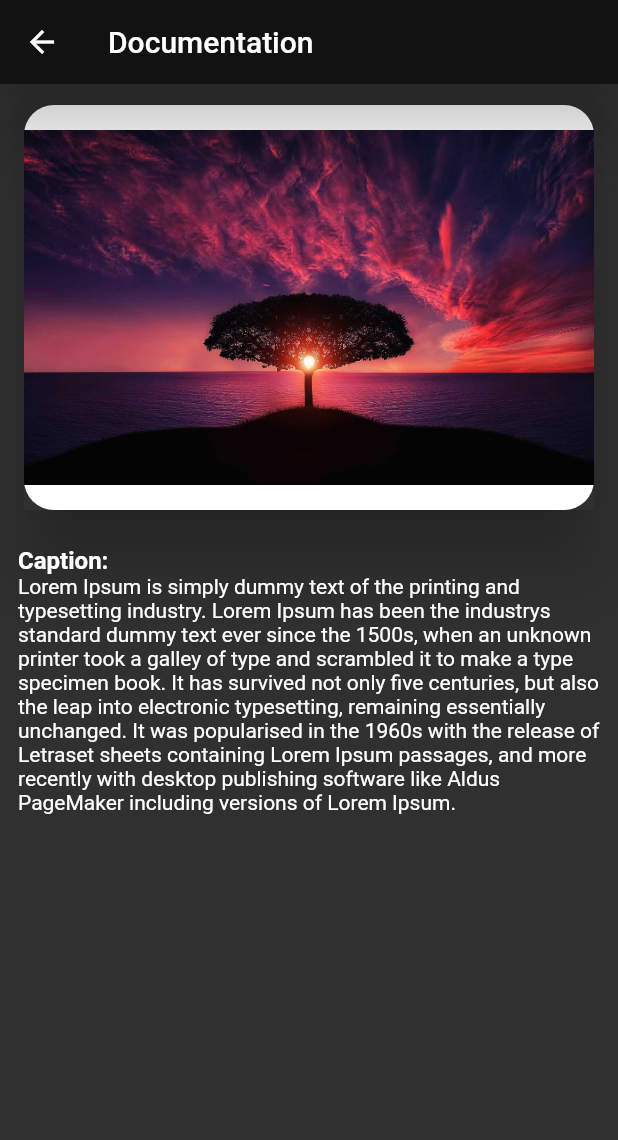
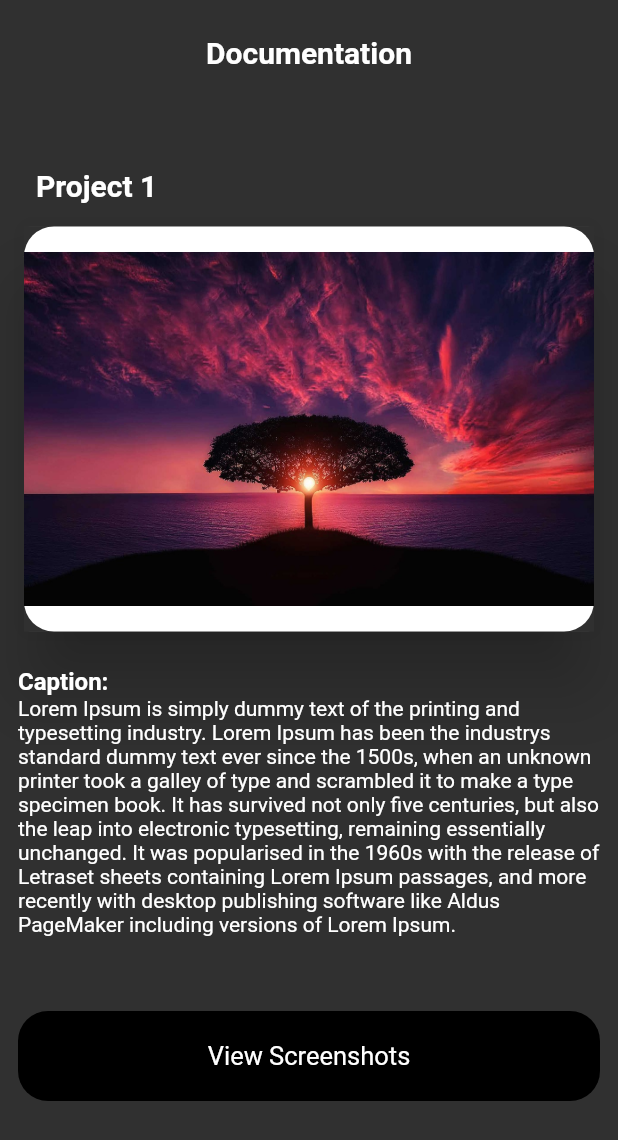
Before and after one commit to Rushabh1134/devspectrum, a Flutter app: the screen it shows after launch, after a tap on "Documentation", on a phone screen of 412 x 824 dp. Shown: the top 1140 px of the screen. Run offline on Flutter 3.47's test engine with Material 2 defaults, Android fonts, the phone set to English and light mode, and no system bars; our stand-ins replace persistent_bottom_nav_bar.

Commit message:
screenshot page done

```diff
--- a/lib/Body/bodyOfAllPages.dart
+++ b/lib/Body/bodyOfAllPages.dart
@@ -1,4 +1,3 @@
-import 'package:devspectrum/feed_page/documentation.dart';
 import 'package:devspectrum/feed_page/feed_page.dart';
 import 'package:devspectrum/post_page/post_page.dart';
 import 'package:devspectrum/settings/settings.dart';
@@ -30,7 +29,6 @@ class _BodyOfAllState extends State<BodyOfAll> {
       stateManagement: true, // Default is true.
       hideNavigationBarWhenKeyboardShows: true, // Recommended to set 'resizeToAvoidBottomInset' as true while using this argument. Default is true.
       decoration: NavBarDecoration(
-        borderRadius: BorderRadius.circular(10.0),
         colorBehindNavBar: Colors.white,
       ),
       popAllScreensOnTapOfSelectedTab: true,
@@ -81,62 +79,3 @@ class _BodyOfAllState extends State<BodyOfAll> {
     ];
   }
 }
-
-
-
-  // import 'package:devspectrum/feed_page/feed_page.dart';
-// import 'package:devspectrum/post_page/post_page.dart';
-// import 'package:devspectrum/settings/settings.dart';
-// import 'package:flutter/material.dart';
-// import 'package:google_nav_bar/google_nav_bar.dart';
-
-// class Body extends StatefulWidget {
-//   const Body({super.key});
-
-//   @override
-//   State<Body> createState() => _BodyState();
-// }
-
-// class _BodyState extends State<Body> {
-//   int _selectedIndex = 0;
-//   static List<Widget> _widgetOptions = <Widget>[
-//     const FeedPage(),
-//     const PostPage(),
-//     const SettingsPage(),
-//   ];
-//   @override
-//   Widget build(BuildContext context) {
-//     return Scaffold(
-//       bottomNavigationBar: SizedBox(
-//         width: double.infinity,
-//         child: GNav(
-//           backgroundColor: Colors.black,
-//           gap: 3.6,
-//           tabs: const [
-//             GButton(
-//               icon: Icons.home,
-//               text: 'Feed',
-//             ),
-//             GButton(
-//               icon: Icons.add_box_rounded,
-//               text: 'Post',
-//             ),
-//             GButton(
-//               icon: Icons.settings,
-//               text: 'Settings',
-//             ),
-//           ],
-//           selectedIndex: _selectedIndex,
-//           onTabChange: (index) {
-//             setState(() {
-//               _selectedIndex = index;
-//             });
-//           },
-//         ),
-//       ),
-//       body: Center(
-//         child: _widgetOptions.elementAt(_selectedIndex),
-//       ),
-//     );
-//   }
-// }
--- a/lib/feed_page/documentation.dart
+++ b/lib/feed_page/documentation.dart
@@ -1,4 +1,5 @@
 import 'package:devspectrum/feed_page/feed_page.dart';
+import 'package:devspectrum/feed_page/screensshots.dart';
 import 'package:flutter/material.dart';
 
 class DocumentPage extends StatefulWidget {
@@ -12,27 +13,30 @@ class _DocumentPageState extends State<DocumentPage> {
   @override
   Widget build(BuildContext context) {
     return Scaffold(
-      appBar: AppBar(
-        elevation: 20,
-        title: const Text('Documentation'),
-        leading: IconButton(
-            icon: const Icon(Icons.arrow_back),
-            onPressed: () {
-              Navigator.push(
-                context,
-                MaterialPageRoute(
-                  builder: (context) => const FeedPage(),
-                ),
-              );
-            }),
-      ),
-      body: SingleChildScrollView(
+      body: SafeArea(
+        child: SingleChildScrollView(
           child: Center(
             child: Padding(
               padding: const EdgeInsets.symmetric(horizontal: 12, vertical: 10),
               child: Column(
                 crossAxisAlignment: CrossAxisAlignment.start,
                 children: [
+                  const SizedBox(
+                    height: 50,
+                    child: Center(
+                      child: Text(
+                        'Documentation',
+                        style: TextStyle(fontSize: 20, fontWeight: FontWeight.bold),
+                      ),
+                    ),
+                  ),
+                  const SizedBox(
+                    height: 40,
+                  ),
+                  const Padding(
+                    padding: EdgeInsets.all(12.0),
+                    child: Text('Project 1', style: TextStyle(fontSize: 20, fontWeight: FontWeight.bold)),
+                  ),
                   Card(
                     elevation: 20,
                     child: Material(
@@ -64,12 +68,38 @@ class _DocumentPageState extends State<DocumentPage> {
                     style: TextStyle(fontWeight: FontWeight.bold, fontSize: 16),
                   ),
                   const Text('Lorem Ipsum is simply dummy text of the printing and typesetting industry. Lorem Ipsum has been the industrys standard dummy text ever since the 1500s, when an unknown printer took a galley of type and scrambled it to make a type specimen book. It has survived not only five centuries, but also the leap into electronic typesetting, remaining essentially unchanged. It was popularised in the 1960s with the release of Letraset sheets containing Lorem Ipsum passages, and more recently with desktop publishing software like Aldus PageMaker including versions of Lorem Ipsum.'),
-
+                  const SizedBox(
+                    height: 50,
+                  ),
+                  GestureDetector(
+                    onTap: () {
+                      Navigator.push(
+                        context,
+                        MaterialPageRoute(
+                          builder: (context) => const ScreenShotPage(),
+                        ),
+                      );
+                    },
+                    child: Container(
+                      height: 60,
+                      width: double.infinity,
+                      decoration: BoxDecoration(
+                        borderRadius: BorderRadius.circular(20),
+                        color: Colors.black,
+                      ),
+                      child: const Center(
+                        child: Text(
+                          'View Screenshots',
+                          style: TextStyle(fontSize: 17),
+                        ),
+                      ),
+                    ),
+                  ),
                 ],
               ),
             ),
           ),
-
+        ),
       ),
     );
   }
--- a/lib/post_page/post_page.dart
+++ b/lib/post_page/post_page.dart
@@ -10,7 +10,7 @@ class PostPage extends StatefulWidget {
 class _PostPageState extends State<PostPage> {
   @override
   Widget build(BuildContext context) {
-    return Scaffold(
+    return const Scaffold(
       body: Center(
         child: Text('post'),
       ),
```
Also changed, not shown: lib/feed_page/screensshots.dart (added, +43 -0 lines), lib/settings/settings.dart (+4 -12 lines). Lines whose indentation alone changed are shown as unchanged.
